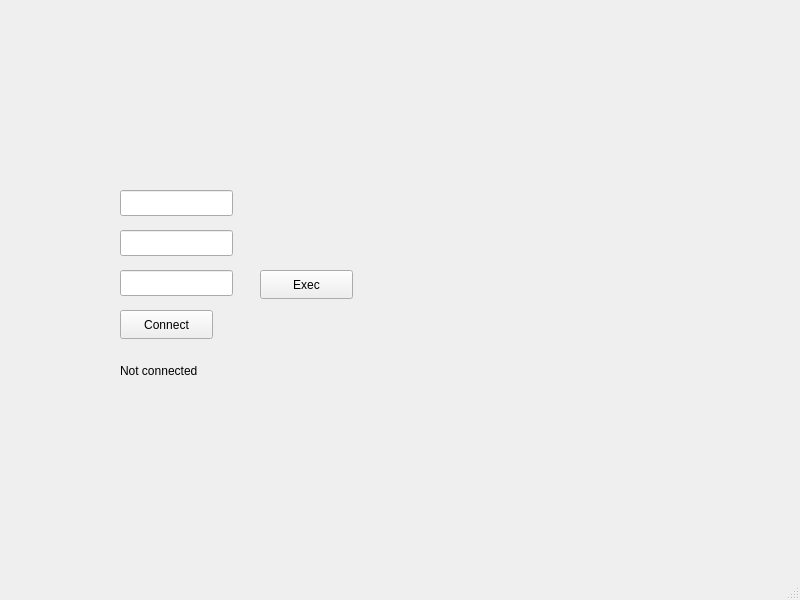
Old version of the form backup/echoClient/mainwindow.ui in the repository 2eFoLt/title-template.
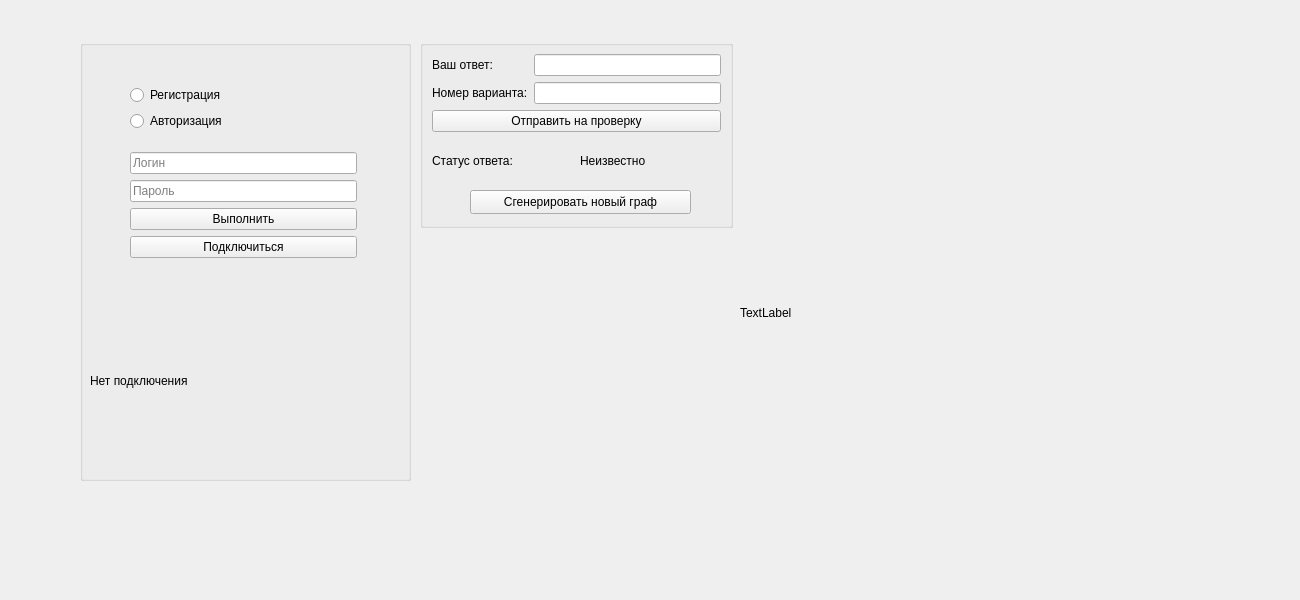
New version of the form.

Commit message: task3-start

```diff
--- a/backup/echoClient/mainwindow.ui
+++ b/backup/echoClient/mainwindow.ui
@@ -6,95 +6,240 @@
    <rect>
     <x>0</x>
     <y>0</y>
-    <width>800</width>
+    <width>1300</width>
     <height>600</height>
    </rect>
   </property>
+  <property name="sizePolicy">
+   <sizepolicy hsizetype="Preferred" vsizetype="Preferred">
+    <horstretch>0</horstretch>
+    <verstretch>0</verstretch>
+   </sizepolicy>
+  </property>
   <property name="windowTitle">
-   <string>MainWindow</string>
+   <string>Title-template</string>
   </property>
   <widget class="QWidget" name="centralwidget">
-   <widget class="QLineEdit" name="loginLine">
+   <widget class="QGroupBox" name="connectBox">
     <property name="geometry">
      <rect>
-      <x>120</x>
-      <y>230</y>
-      <width>113</width>
-      <height>26</height>
+      <x>80</x>
+      <y>40</y>
+      <width>331</width>
+      <height>441</height>
      </rect>
     </property>
-   </widget>
-   <widget class="QLineEdit" name="pswdLine">
-    <property name="geometry">
-     <rect>
-      <x>120</x>
-      <y>270</y>
-      <width>113</width>
-      <height>26</height>
-     </rect>
+    <property name="title">
+     <string/>
     </property>
+    <widget class="QLabel" name="connectionStatus">
+     <property name="geometry">
+      <rect>
+       <x>10</x>
+       <y>250</y>
+       <width>311</width>
+       <height>181</height>
+      </rect>
+     </property>
+     <property name="text">
+      <string>Нет подключения</string>
+     </property>
+    </widget>
+    <widget class="QWidget" name="layoutWidget">
+     <property name="geometry">
+      <rect>
+       <x>50</x>
+       <y>30</y>
+       <width>227</width>
+       <height>205</height>
+      </rect>
+     </property>
+     <layout class="QVBoxLayout" name="verticalLayout_9">
+      <item>
+       <layout class="QVBoxLayout" name="verticalLayout_5">
+        <item>
+         <widget class="QRadioButton" name="regButton">
+          <property name="mouseTracking">
+           <bool>false</bool>
+          </property>
+          <property name="text">
+           <string>Регистрация</string>
+          </property>
+         </widget>
+        </item>
+        <item>
+         <widget class="QRadioButton" name="authButton">
+          <property name="mouseTracking">
+           <bool>false</bool>
+          </property>
+          <property name="text">
+           <string>Авторизация</string>
+          </property>
+         </widget>
+        </item>
+       </layout>
+      </item>
+      <item>
+       <layout class="QVBoxLayout" name="verticalLayout_8">
+        <item>
+         <layout class="QHBoxLayout" name="horizontalLayout_4">
+          <item>
+           <layout class="QVBoxLayout" name="verticalLayout_4">
+            <item>
+             <widget class="QLineEdit" name="loginLine">
+              <property name="placeholderText">
+               <string>Логин</string>
+              </property>
+             </widget>
+            </item>
+            <item>
+             <widget class="QLineEdit" name="pswdLine">
+              <property name="placeholderText">
+               <string>Пароль</string>
+              </property>
+             </widget>
+            </item>
+           </layout>
+          </item>
+         </layout>
+        </item>
+        <item>
+         <layout class="QVBoxLayout" name="verticalLayout_7">
+          <item>
+           <widget class="QPushButton" name="execButton">
+            <property name="text">
+             <string>Выполнить</string>
+            </property>
+           </widget>
+          </item>
+          <item>
+           <widget class="QPushButton" name="connectButton">
+            <property name="text">
+             <string>Подключиться</string>
+            </property>
+           </widget>
+          </item>
+         </layout>
+        </item>
+       </layout>
+      </item>
+     </layout>
+    </widget>
    </widget>
-   <widget class="QPushButton" name="connectButton">
+   <widget class="QGroupBox" name="answerBox">
     <property name="geometry">
      <rect>
-      <x>120</x>
-      <y>310</y>
-      <width>93</width>
-      <height>29</height>
+      <x>420</x>
+      <y>40</y>
+      <width>313</width>
+      <height>188</height>
      </rect>
     </property>
-    <property name="text">
-     <string>Connect</string>
+    <property name="title">
+     <string/>
     </property>
+    <widget class="QWidget" name="layoutWidget">
+     <property name="geometry">
+      <rect>
+       <x>12</x>
+       <y>14</y>
+       <width>289</width>
+       <height>130</height>
+      </rect>
+     </property>
+     <layout class="QVBoxLayout" name="verticalLayout_6">
+      <item>
+       <layout class="QHBoxLayout" name="horizontalLayout">
+        <item>
+         <layout class="QVBoxLayout" name="verticalLayout_2">
+          <item>
+           <widget class="QLabel" name="label_2">
+            <property name="text">
+             <string>Ваш ответ:</string>
+            </property>
+           </widget>
+          </item>
+          <item>
+           <widget class="QLabel" name="label">
+            <property name="text">
+             <string>Номер варианта:</string>
+            </property>
+           </widget>
+          </item>
+         </layout>
+        </item>
+        <item>
+         <layout class="QVBoxLayout" name="verticalLayout">
+          <item>
+           <widget class="QLineEdit" name="taskLine"/>
+          </item>
+          <item>
+           <widget class="QLineEdit" name="answerLine"/>
+          </item>
+         </layout>
+        </item>
+       </layout>
+      </item>
+      <item>
+       <widget class="QPushButton" name="sendTaskButton">
+        <property name="text">
+         <string>Отправить на проверку</string>
+        </property>
+       </widget>
+      </item>
+      <item>
+       <layout class="QHBoxLayout" name="horizontalLayout_2">
+        <item>
+         <widget class="QLabel" name="labelAnswerStatus">
+          <property name="text">
+           <string>Статус ответа:</string>
+          </property>
+         </widget>
+        </item>
+        <item>
+         <widget class="QLabel" name="answerStatusLabel">
+          <property name="text">
+           <string>Неизвестно</string>
+          </property>
+         </widget>
+        </item>
+       </layout>
+      </item>
+     </layout>
+    </widget>
+    <widget class="QPushButton" name="rerollGraph">
+     <property name="geometry">
+      <rect>
+       <x>50</x>
+       <y>150</y>
+       <width>221</width>
+       <height>24</height>
+      </rect>
+     </property>
+     <property name="text">
+      <string>Сгенерировать новый граф</string>
+     </property>
+    </widget>
    </widget>
-   <widget class="QLabel" name="connectionStatus">
+   <widget class="QLabel" name="label_3">
     <property name="geometry">
      <rect>
-      <x>120</x>
-      <y>340</y>
-      <width>131</width>
-      <height>61</height>
+      <x>740</x>
+      <y>50</y>
+      <width>525</width>
+      <height>525</height>
      </rect>
     </property>
     <property name="text">
-     <string>Not connected</string>
-    </property>
-   </widget>
-   <widget class="QLineEdit" name="funcLine">
-    <property name="geometry">
-     <rect>
-      <x>120</x>
-      <y>190</y>
-      <width>113</width>
-      <height>26</height>
-     </rect>
-    </property>
-   </widget>
-   <widget class="QPushButton" name="execButton">
-    <property name="geometry">
-     <rect>
-      <x>260</x>
-      <y>270</y>
-      <width>93</width>
-      <height>29</height>
-     </rect>
-    </property>
-    <property name="text">
-     <string>Exec</string>
+     <string>TextLabel</string>
     </property>
    </widget>
   </widget>
-  <widget class="QMenuBar" name="menubar">
-   <property name="geometry">
-    <rect>
-     <x>0</x>
-     <y>0</y>
-     <width>800</width>
-     <height>26</height>
-    </rect>
+  <action name="action">
+   <property name="text">
+    <string>Авторизация</string>
    </property>
-  </widget>
-  <widget class="QStatusBar" name="statusbar"/>
+  </action>
  </widget>
  <resources/>
  <connections/>
```
The commit also changes 13 other files.
